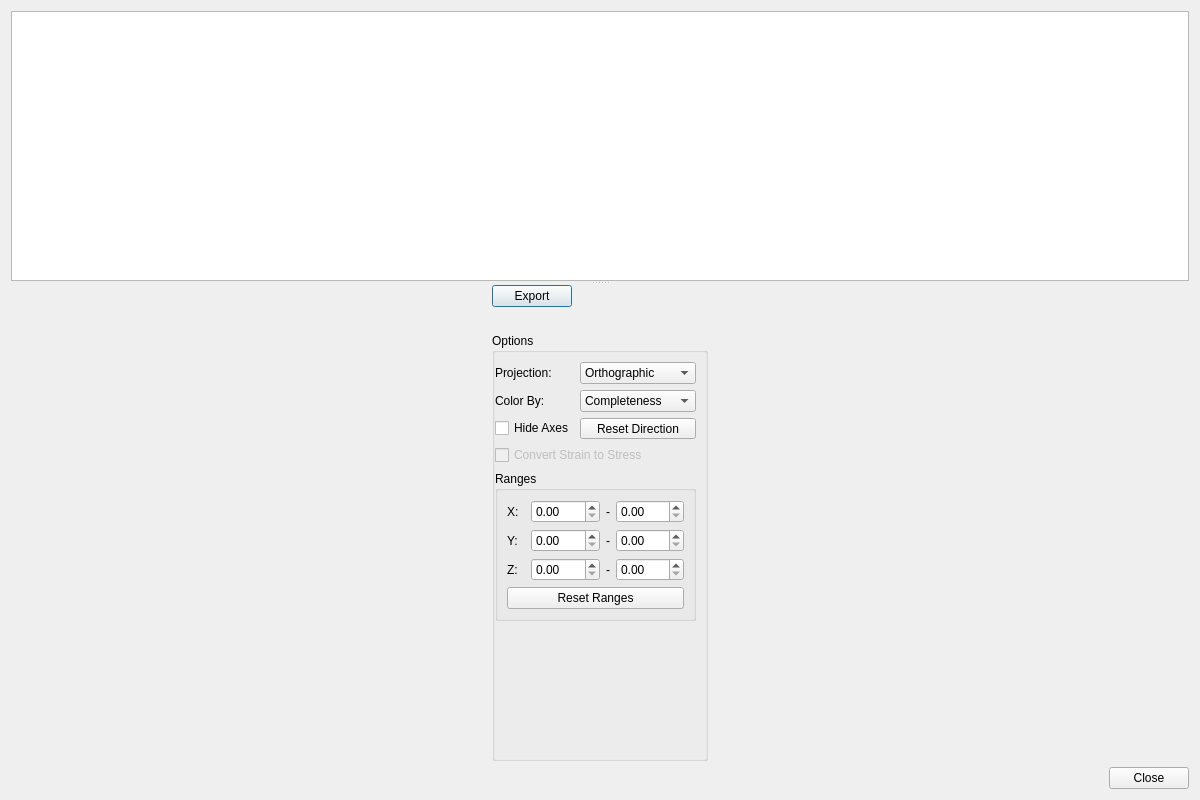
This is hexrd/ui/resources/ui/fit_grains_results_dialog.ui in HEXRD/hexrdgui as Qt 5 draws it before an edit. The edited form follows.
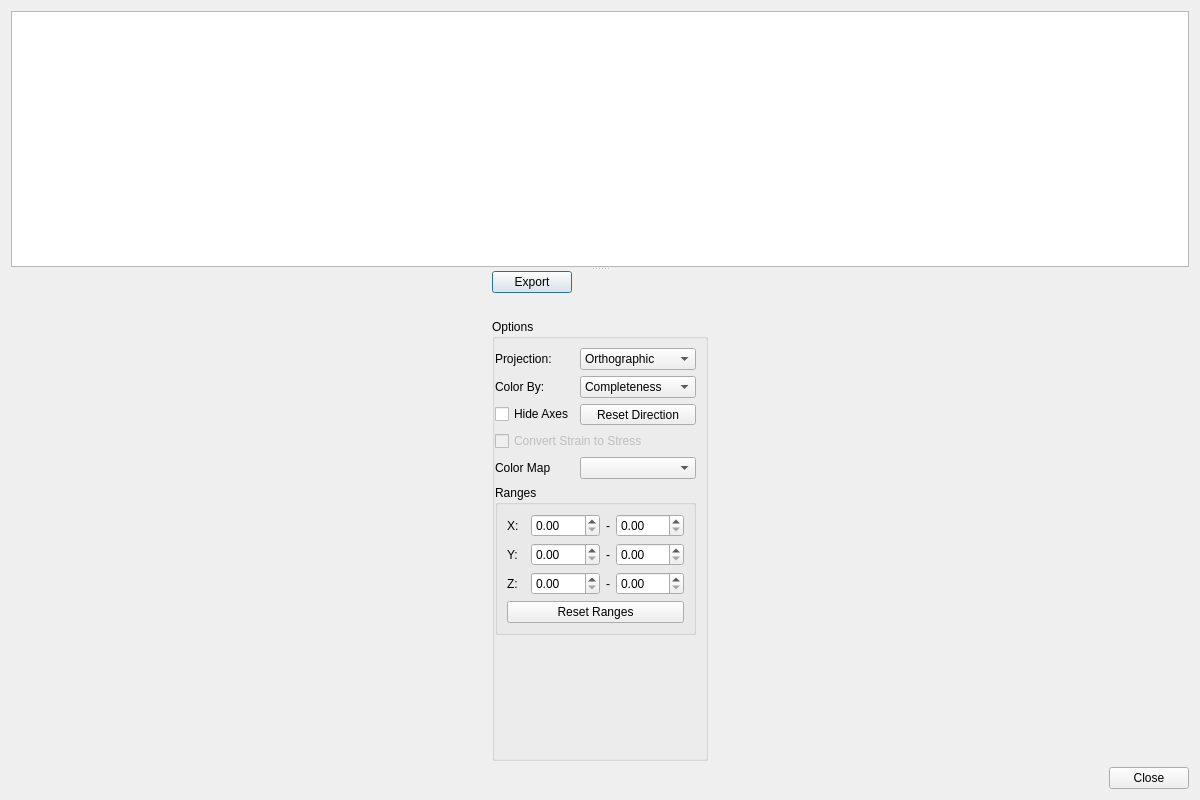
This is the edited form. Custom widgets are drawn as their Qt base class.

Commit message: Add ability to change color map in fit grains

```diff
--- a/hexrd/ui/resources/ui/fit_grains_results_dialog.ui
+++ b/hexrd/ui/resources/ui/fit_grains_results_dialog.ui
@@ -228,7 +228,7 @@
                </property>
               </widget>
              </item>
-             <item row="5" column="0" colspan="2">
+             <item row="6" column="0" colspan="2">
               <widget class="QGroupBox" name="ranges_group">
                <property name="title">
                 <string>Ranges</string>
@@ -440,6 +440,16 @@
                </property>
               </widget>
              </item>
+             <item row="5" column="0">
+              <widget class="QLabel" name="color_map_label">
+               <property name="text">
+                <string>Color Map</string>
+               </property>
+              </widget>
+             </item>
+             <item row="5" column="1">
+              <widget class="QComboBox" name="color_maps"/>
+             </item>
             </layout>
            </widget>
           </item>
```
Left out of the diff: 1 changed line with no effect on the pictures. The commit also changes 1 other file.
